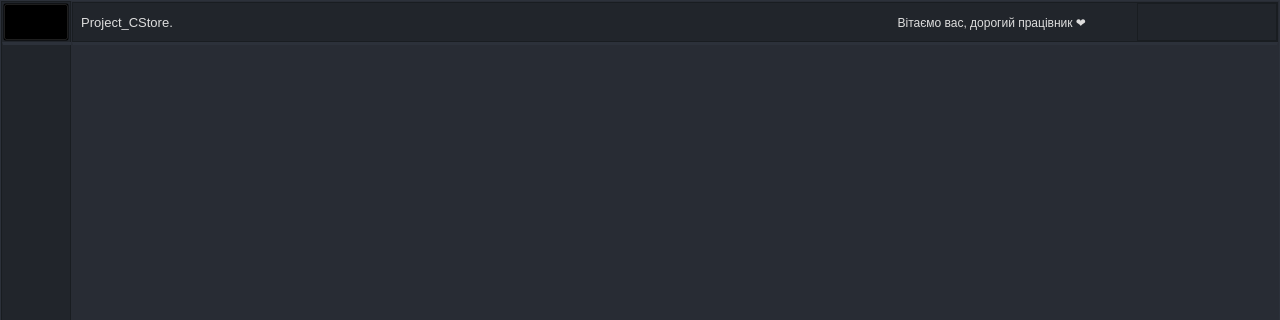
Before: the Qt Designer form CStore/CStore.ui in fr0staman/CStore, drawn with Qt 5; both pictures show x 0 to 1280 and y 0 to 320 of the 1280 by 720 pixel window.
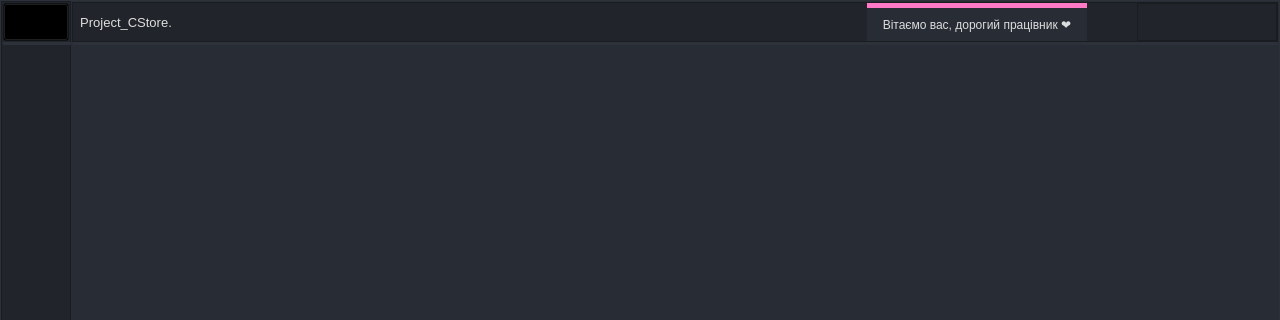
After: the same form once the commit is applied. Icons and pictures are not drawn.

Diff of the .ui file:
```diff
--- a/CStore/CStore.ui
+++ b/CStore/CStore.ui
@@ -2634,6 +2634,12 @@
           </property>
           <item>
            <widget class="QFrame" name="contentTopBg">
+            <property name="minimumSize">
+             <size>
+              <width>0</width>
+              <height>40</height>
+             </size>
+            </property>
             <property name="maximumSize">
              <size>
               <width>16777215</width>
@@ -2667,6 +2673,12 @@
              </property>
              <item>
               <widget class="QFrame" name="leftBox">
+               <property name="minimumSize">
+                <size>
+                 <width>0</width>
+                 <height>0</height>
+                </size>
+               </property>
                <property name="maximumSize">
                 <size>
                  <width>16777215</width>
@@ -2677,7 +2689,7 @@
                 <string notr="true">background-color: transparent;</string>
                </property>
                <property name="frameShape">
-                <enum>QFrame::StyledPanel</enum>
+                <enum>QFrame::NoFrame</enum>
                </property>
                <property name="frameShadow">
                 <enum>QFrame::Raised</enum>
@@ -2703,7 +2715,7 @@
                   <property name="maximumSize">
                    <size>
                     <width>16777215</width>
-                    <height>38</height>
+                    <height>40</height>
                    </size>
                   </property>
                   <property name="font">
@@ -2725,10 +2737,20 @@
                  <widget class="QLabel" name="rightLabel">
                   <property name="minimumSize">
                    <size>
-                    <width>506</width>
+                    <width>200</width>
                     <height>0</height>
                    </size>
                   </property>
+                  <property name="maximumSize">
+                   <size>
+                    <width>220</width>
+                    <height>16777215</height>
+                   </size>
+                  </property>
+                  <property name="styleSheet">
+                   <string notr="true">border-top: 5px solid qlineargradient(spread:pad, x1:0.034, y1:0, x2:2, y2:0, stop:0.499 rgba(255, 121, 198, 255), stop:0.5 rgba(85, 170, 255, 0));
+    background-color: rgb(40, 44, 52)</string>
+                  </property>
                   <property name="text">
                    <string>Вітаємо вас, дорогий працівник ❤️</string>
                   </property>
@@ -2736,7 +2758,7 @@
                    <bool>false</bool>
                   </property>
                   <property name="alignment">
-                   <set>Qt::AlignRight|Qt::AlignTrailing|Qt::AlignVCenter</set>
+                   <set>Qt::AlignCenter</set>
                   </property>
                   <property name="wordWrap">
                    <bool>false</bool>
```
Left out of the diff: 4 changed lines with no effect on the pictures.
